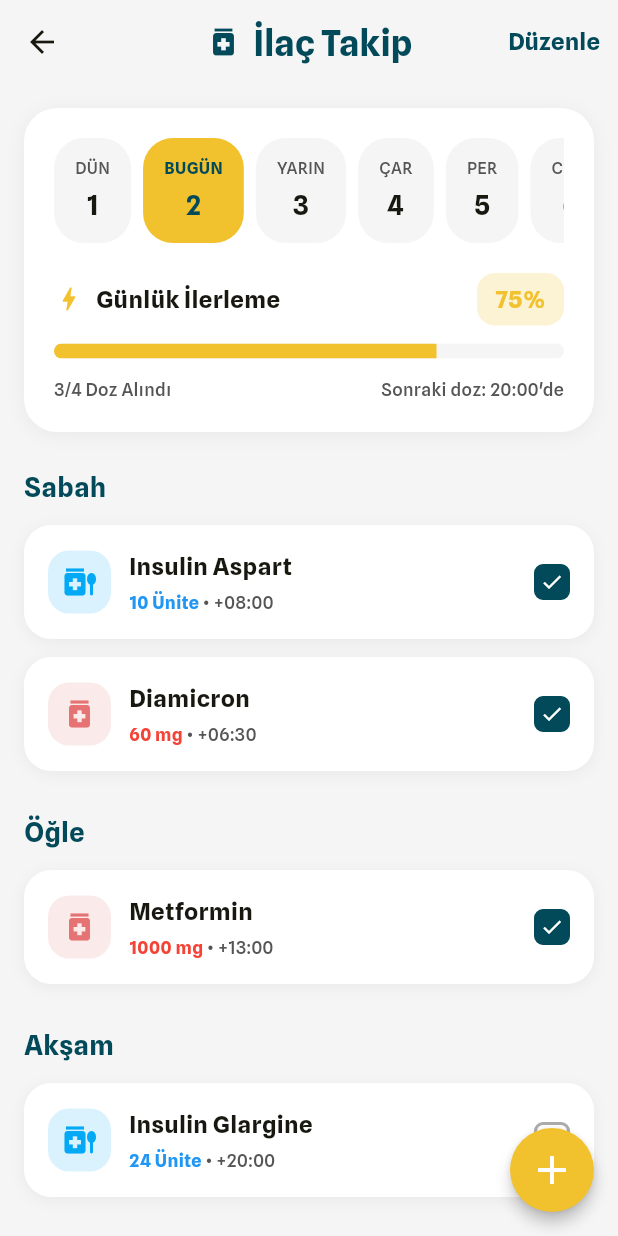
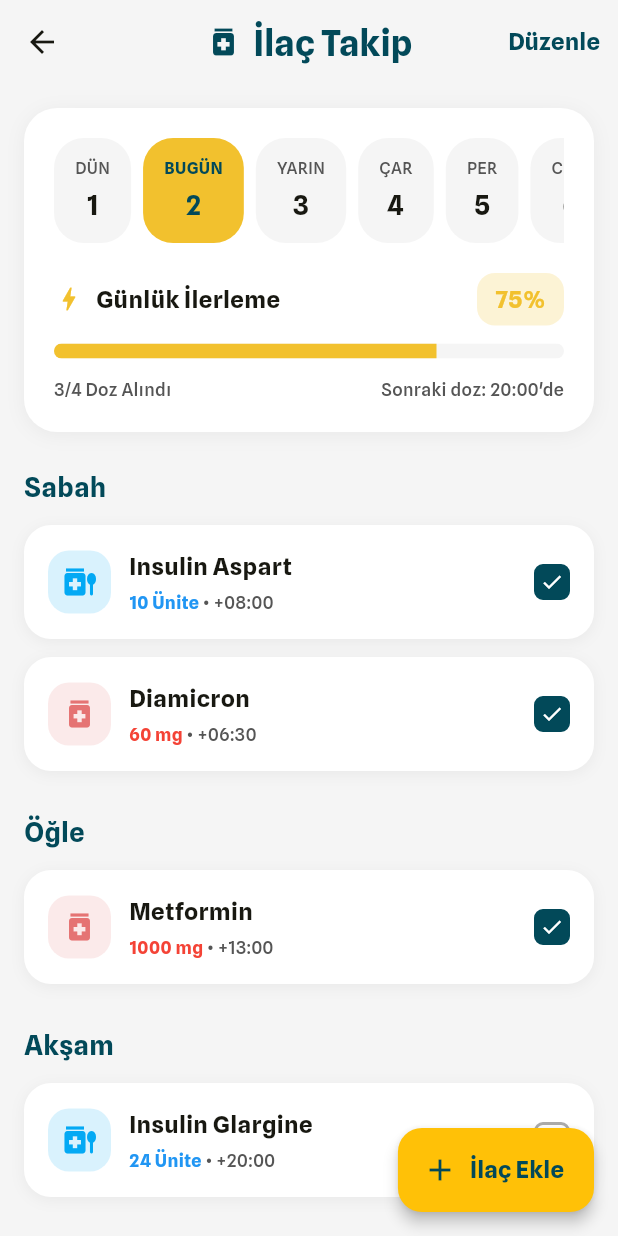
Before and after one commit to SudeAkdag/INSULA, a Flutter app: the MedicationScreen screen opened directly, on a phone screen of 412 x 824 dp. Run offline on Flutter 3.47's test engine with Material 3 defaults, Android fonts, the phone set to English and light mode, and no system bars.

Commit message:
ilaç sayfası genel tasarımı yapıldı.

````diff
--- a/insula/lib/presentation/screens/medication_screen.dart
+++ b/insula/lib/presentation/screens/medication_screen.dart
@@ -116,17 +116,21 @@
                   ),
                 ],
               ),
-      floatingActionButton: FloatingActionButton(
+      floatingActionButton: FloatingActionButton.extended(
         onPressed: null, // UI-only
-        backgroundColor: AppColors.primary,
+        backgroundColor: const Color(0xFFFFC107),
         elevation: 4,
-        shape: RoundedRectangleBorder(
-          borderRadius: BorderRadius.circular(AppRadius.full), // Tam yuvarlak
+        icon: const Icon(
+          Icons.add,
+          color: AppColors.secondary,
+          size: 24,
         ),
-        child: const Icon(
-          Icons.add,
-          color: Colors.white,
-          size: 32,
+        label: Text(
+          "İlaç Ekle",
+          style: AppTextStyles.body.copyWith(
+            color: AppColors.secondary,
+            fontWeight: FontWeight.bold,
+          ),
         ),
       ),
       floatingActionButtonLocation: FloatingActionButtonLocation.endFloat,
--- /dev/null
+++ b/insula/lib/src/localization/app_localizations.dart
@@ -0,0 +1,127 @@
+import 'dart:async';
+
+import 'package:flutter/foundation.dart';
+import 'package:flutter/widgets.dart';
+import 'package:flutter_localizations/flutter_localizations.dart';
+import 'package:intl/intl.dart' as intl;
+
+import 'app_localizations_en.dart';
+
+// ignore_for_file: type=lint
+
+/// Callers can lookup localized strings with an instance of AppLocalizations
+/// returned by `AppLocalizations.of(context)`.
+///
+/// Applications need to include `AppLocalizations.delegate()` in their app's
+/// `localizationDelegates` list, and the locales they support in the app's
+/// `supportedLocales` list. For example:
+///
+/// ```dart
+/// import 'localization/app_localizations.dart';
+///
+/// return MaterialApp(
+///   localizationsDelegates: AppLocalizations.localizationsDelegates,
+///   supportedLocales: AppLocalizations.supportedLocales,
+///   home: MyApplicationHome(),
+/// );
+/// ```
+///
+/// ## Update pubspec.yaml
+///
+/// Please make sure to update your pubspec.yaml to include the following
+/// packages:
+///
+/// ```yaml
+/// dependencies:
+///   # Internationalization support.
+///   flutter_localizations:
+///     sdk: flutter
+///   intl: any # Use the pinned version from flutter_localizations
+///
+///   # Rest of dependencies
+/// ```
+///
+/// ## iOS Applications
+///
+/// iOS applications define key application metadata, including supported
+/// locales, in an Info.plist file that is built into the application bundle.
+/// To configure the locales supported by your app, you’ll need to edit this
+/// file.
+///
+/// First, open your project’s ios/Runner.xcworkspace Xcode workspace file.
+/// Then, in the Project Navigator, open the Info.plist file under the Runner
+/// project’s Runner folder.
+///
+/// Next, select the Information Property List item, select Add Item from the
+/// Editor menu, then select Localizations from the pop-up menu.
+///
+/// Select and expand the newly-created Localizations item then, for each
+/// locale your application supports, add a new item and select the locale
+/// you wish to add from the pop-up menu in the Value field. This list should
+/// be consistent with the languages listed in the AppLocalizations.supportedLocales
+/// property.
+abstract class AppLocalizations {
+  AppLocalizations(String locale)
+      : localeName = intl.Intl.canonicalizedLocale(locale.toString());
+
+  final String localeName;
+
+  static AppLocalizations? of(BuildContext context) {
+    return Localizations.of<AppLocalizations>(context, AppLocalizations);
+  }
+
+  static const LocalizationsDelegate<AppLocalizations> delegate =
+      _AppLocalizationsDelegate();
+
+  /// A list of this localizations delegate along with the default localizations
+  /// delegates.
+  ///
+  /// Returns a list of localizations delegates containing this delegate along with
+  /// GlobalMaterialLocalizations.delegate, GlobalCupertinoLocalizations.delegate,
+  /// and GlobalWidgetsLocalizations.delegate.
+  ///
+  /// Additional delegates can be added by appending to this list in
+  /// MaterialApp. This list does not have to be used at all if a custom list
+  /// of delegates is preferred or required.
+  static const List<LocalizationsDelegate<dynamic>> localizationsDelegates =
+      <LocalizationsDelegate<dynamic>>[
+    delegate,
+    GlobalMaterialLocalizations.delegate,
+    GlobalCupertinoLocalizations.delegate,
+    GlobalWidgetsLocalizations.delegate,
+  ];
+
+  /// A list of this localizations delegate's supported locales.
+  static const List<Locale> supportedLocales = <Locale>[Locale('en')];
+}
+
+class _AppLocalizationsDelegate
+    extends LocalizationsDelegate<AppLocalizations> {
+  const _AppLocalizationsDelegate();
+
+  @override
+  Future<AppLocalizations> load(Locale locale) {
+    return SynchronousFuture<AppLocalizations>(lookupAppLocalizations(locale));
+  }
+
+  @override
+  bool isSupported(Locale locale) =>
+      <String>['en'].contains(locale.languageCode);
+
+  @override
+  bool shouldReload(_AppLocalizationsDelegate old) => false;
+}
+
+AppLocalizations lookupAppLocalizations(Locale locale) {
+  // Lookup logic when only language code is specified.
+  switch (locale.languageCode) {
+    case 'en':
+      return AppLocalizationsEn();
+  }
+
+  throw FlutterError(
+      'AppLocalizations.delegate failed to load unsupported locale "$locale". This is likely '
+      'an issue with the localizations generation tool. Please file an issue '
+      'on GitHub with a reproducible sample app and the gen-l10n configuration '
+      'that was used.');
+}
````
Also changed, not shown: insula/lib/core/theme/app_theme.dart (+7 -7 lines), insula/lib/src/localization/app_localizations_en.dart (added, +10 -0 lines), insula/pubspec.lock, 1 other file.
